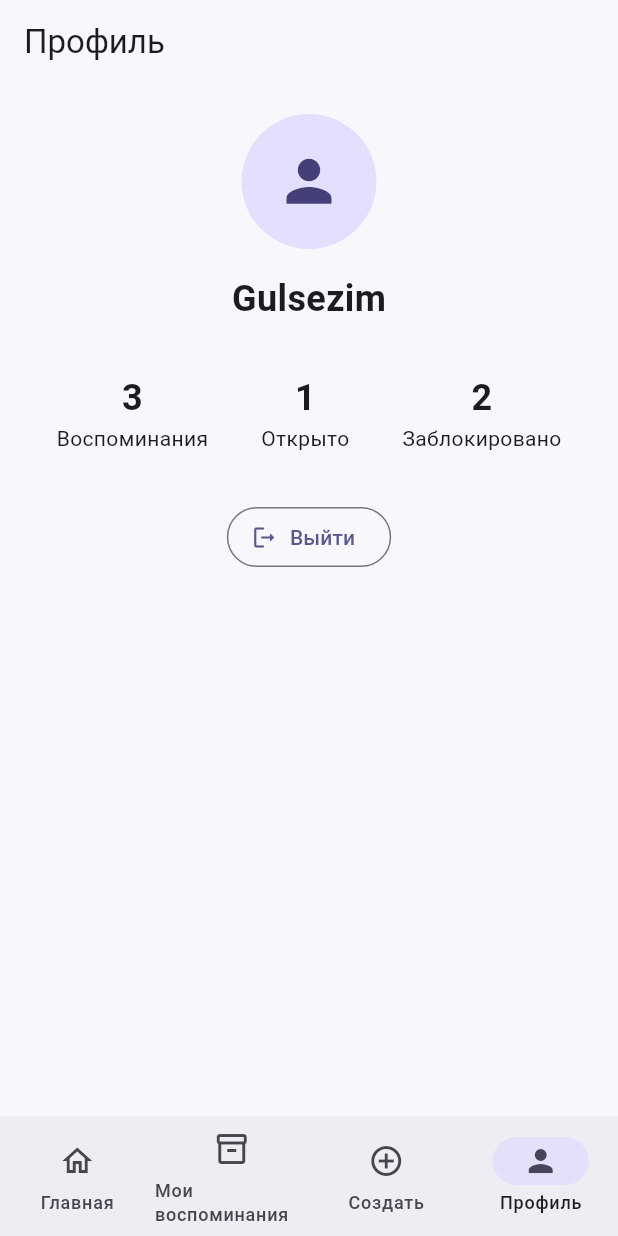
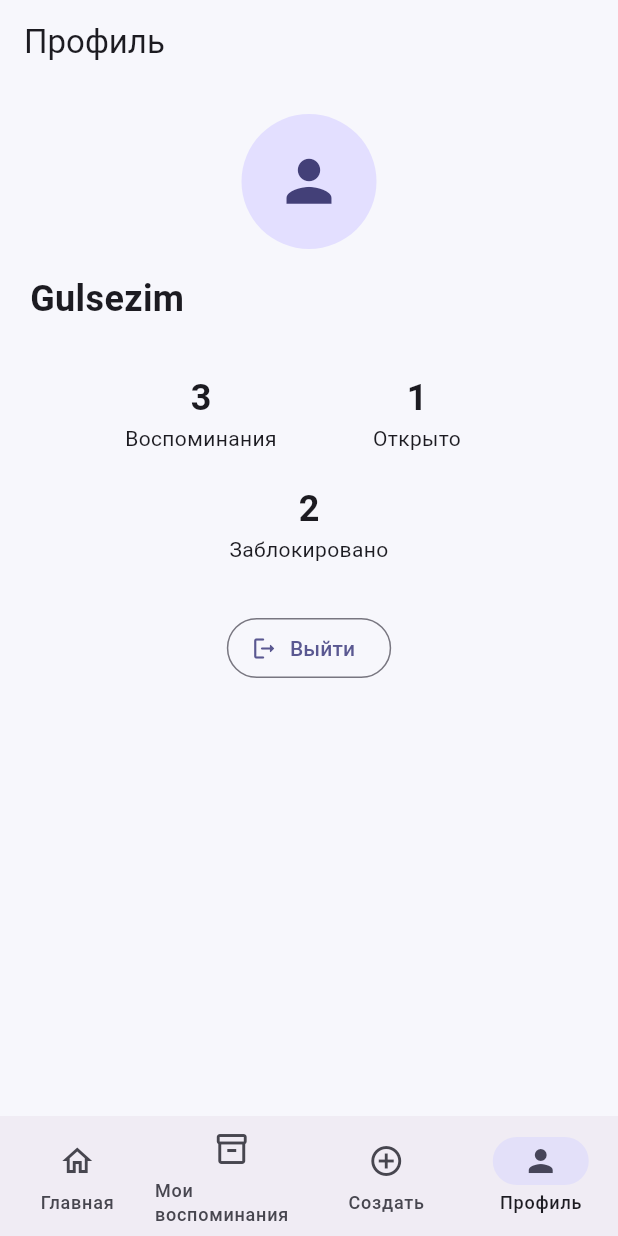
Before and after one commit to jezqwx/memory_drop, a Flutter app: the ProfileScreen screen opened by its route, on a phone screen of 412 x 824 dp. Run offline on Flutter 3.47's test engine with Material 3 defaults, Android fonts, the phone set to English and light mode, and no system bars; our stand-ins replace dio, flutter_riverpod, go_router, hive, hive_flutter, shared_preferences; accounts and stored records are empty.

Commit message:
Week 7.5: add adaptive phone and tablet layouts

```diff
--- a/lib/presentation/screens/profile_screen.dart
+++ b/lib/presentation/screens/profile_screen.dart
@@ -3,6 +3,7 @@ import 'package:flutter_riverpod/flutter_riverpod.dart';
 
 import '../../l10n/app_localizations.dart';
 import '../providers/auth_provider.dart';
+import '../widgets/adaptive_content.dart';
 
 class ProfileScreen extends ConsumerWidget {
   const ProfileScreen({super.key});
@@ -13,9 +14,10 @@ class ProfileScreen extends ConsumerWidget {
 
     return Scaffold(
       appBar: AppBar(title: Text(strings.profileTitle)),
-      body: Padding(
+      body: AdaptiveContent(
+        maxWidth: 700,
+        child: ListView(
           padding: const EdgeInsets.all(20),
-        child: Column(
           children: [
             const CircleAvatar(radius: 45, child: Icon(Icons.person, size: 45)),
             const SizedBox(height: 16),
@@ -24,19 +26,38 @@ class ProfileScreen extends ConsumerWidget {
               style: TextStyle(fontSize: 24, fontWeight: FontWeight.bold),
             ),
             const SizedBox(height: 32),
-            Row(
-              mainAxisAlignment: MainAxisAlignment.spaceAround,
-              children: [
-                _ProfileStat(number: '3', label: strings.memoriesCount),
+            LayoutBuilder(
+              builder: (context, constraints) => Wrap(
+                alignment: WrapAlignment.center,
+                spacing: 16,
+                runSpacing: 20,
+                children:
+                    [
+                          _ProfileStat(
+                            number: '3',
+                            label: strings.memoriesCount,
+                          ),
                           _ProfileStat(number: '1', label: strings.openedCount),
                           _ProfileStat(number: '2', label: strings.lockedCount),
-              ],
+                        ]
+                        .map(
+                          (stat) => SizedBox(
+                            width: constraints.maxWidth >= 420
+                                ? (constraints.maxWidth - 32) / 3
+                                : 128,
+                            child: stat,
+                          ),
+                        )
+                        .toList(),
+              ),
             ),
             const SizedBox(height: 32),
-            OutlinedButton.icon(
+            Center(
+              child: OutlinedButton.icon(
                 onPressed: () => ref.read(authProvider.notifier).logout(),
                 icon: const Icon(Icons.logout_rounded),
                 label: Text(strings.signOut),
+              ),
             ),
           ],
         ),
@@ -59,7 +80,7 @@ class _ProfileStat extends StatelessWidget {
           number,
           style: const TextStyle(fontSize: 24, fontWeight: FontWeight.bold),
         ),
-        Text(label),
+        Text(label, textAlign: TextAlign.center),
       ],
     );
   }
--- /dev/null
+++ b/lib/presentation/widgets/adaptive_content.dart
@@ -0,0 +1,24 @@
+import 'package:flutter/material.dart';
+
+const tabletBreakpoint = 700.0;
+
+/// Keeps page content readable on wide screens.
+class AdaptiveContent extends StatelessWidget {
+  final Widget child;
+  final double maxWidth;
+
+  const AdaptiveContent({super.key, required this.child, this.maxWidth = 800});
+
+  @override
+  Widget build(BuildContext context) {
+    return LayoutBuilder(
+      builder: (context, constraints) => Align(
+        alignment: Alignment.topCenter,
+        child: ConstrainedBox(
+          constraints: BoxConstraints(maxWidth: maxWidth),
+          child: child,
+        ),
+      ),
+    );
+  }
+}
--- a/lib/presentation/widgets/main_navigation_shell.dart
+++ b/lib/presentation/widgets/main_navigation_shell.dart
@@ -2,6 +2,7 @@ import 'package:flutter/material.dart';
 import 'package:go_router/go_router.dart';
 
 import '../../l10n/app_localizations.dart';
+import 'adaptive_content.dart';
 
 class MainNavigationShell extends StatelessWidget {
   final StatefulNavigationShell navigationShell;
@@ -12,12 +13,7 @@ class MainNavigationShell extends StatelessWidget {
   Widget build(BuildContext context) {
     final strings = AppLocalizations.of(context)!;
 
-    return Scaffold(
-      body: navigationShell,
-      bottomNavigationBar: NavigationBar(
-        selectedIndex: navigationShell.currentIndex,
-        onDestinationSelected: navigationShell.goBranch,
-        destinations: [
+    final destinations = [
       NavigationDestination(
         icon: const Icon(Icons.home_outlined),
         selectedIcon: const Icon(Icons.home_rounded),
@@ -38,8 +34,43 @@ class MainNavigationShell extends StatelessWidget {
         selectedIcon: const Icon(Icons.person),
         label: strings.profile,
       ),
+    ];
+
+    return LayoutBuilder(
+      builder: (context, constraints) {
+        if (constraints.maxWidth >= tabletBreakpoint) {
+          return Scaffold(
+            body: Row(
+              children: [
+                NavigationRail(
+                  selectedIndex: navigationShell.currentIndex,
+                  onDestinationSelected: navigationShell.goBranch,
+                  labelType: NavigationRailLabelType.all,
+                  destinations: [
+                    for (final destination in destinations)
+                      NavigationRailDestination(
+                        icon: destination.icon,
+                        selectedIcon: destination.selectedIcon,
+                        label: Text(destination.label),
+                      ),
+                  ],
+                ),
+                const VerticalDivider(width: 1),
+                Expanded(child: navigationShell),
               ],
             ),
           );
         }
+
+        return Scaffold(
+          body: navigationShell,
+          bottomNavigationBar: NavigationBar(
+            selectedIndex: navigationShell.currentIndex,
+            onDestinationSelected: navigationShell.goBranch,
+            destinations: destinations,
+          ),
+        );
+      },
+    );
   }
+}
```
Also changed, not shown: lib/presentation/screens/create_drop_screen.dart (+22 -52 lines), lib/presentation/screens/drop_details_screen.dart (+27 -8 lines), lib/presentation/screens/home_screen.dart (+11 -25 lines), lib/presentation/screens/language_settings_screen.dart (+8 -15 lines), lib/presentation/screens/login_screen.dart (+19 -4 lines), lib/presentation/screens/my_drops_screen.dart (+47 -71 lines), lib/presentation/screens/settings_screen.dart (+5 -4 lines), lib/presentation/screens/theme_settings_screen.dart (+6 -7 lines), 3 other files. Lines whose indentation alone changed are shown as unchanged.
